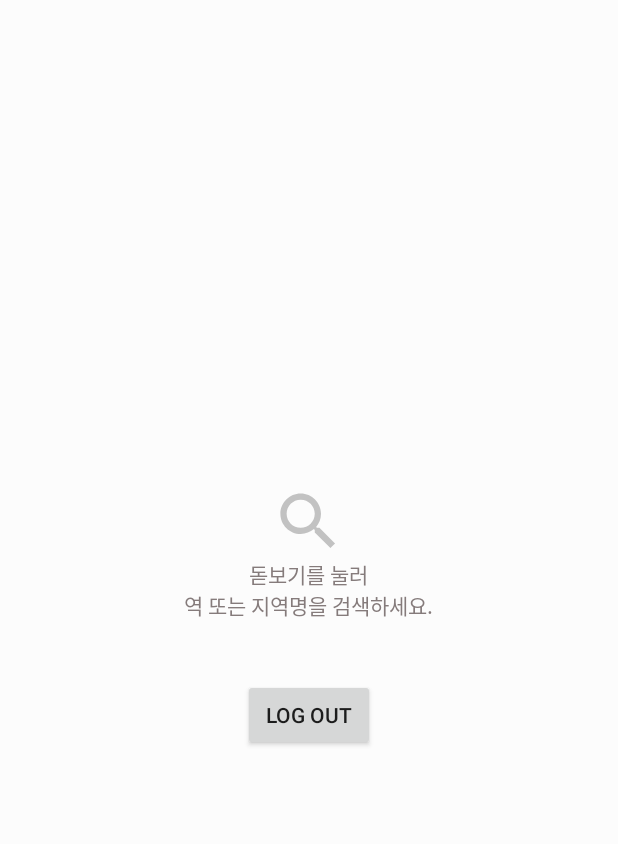
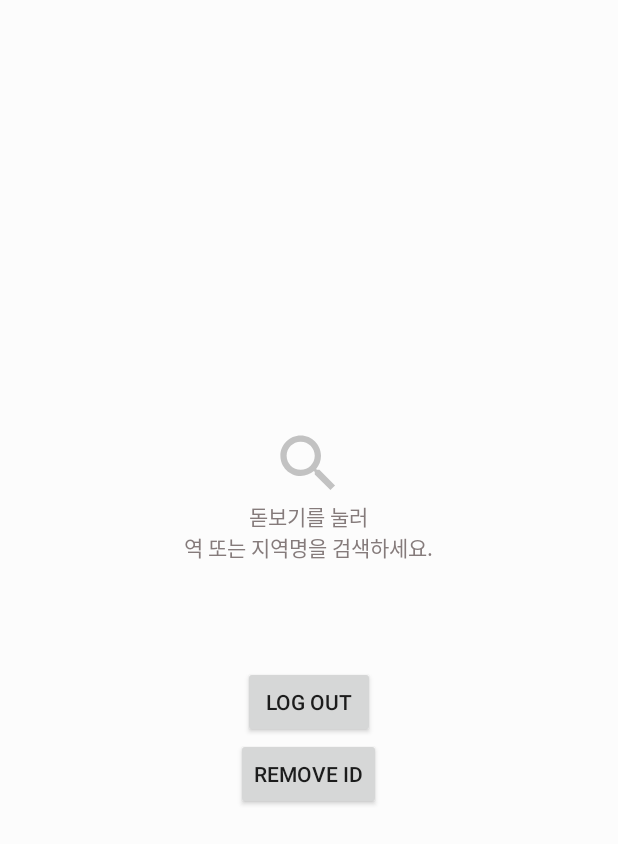
Before and after one commit to HanBI24/PublicData-Subway, an Android app: the screen it shows after launch once a user with an empty profile is signed in (MainActivity), on a phone screen of 412 x 824 dp. Shown: the top 844 px of the screen. Run offline under Robolectric (Android 15) with nearby library versions, the phone set to English and light mode, and no system bars; our stand-ins replace CircleImageView, Firebase (no records; nobody signed in at launch, a user with empty details on screens opened directly); libraries missing offline, so code that uses them is left out: com.gun0912.tedpermission, com.taishi.flipprogressdialog; pictures from the network do not load; 2 statements that could not run were skipped.

```diff
--- a/app/build.gradle
+++ b/app/build.gradle
@@ -27,6 +27,7 @@ dependencies {
     implementation 'androidx.appcompat:appcompat:1.2.0'
     implementation 'androidx.constraintlayout:constraintlayout:2.0.4'
     implementation 'com.google.firebase:firebase-core:18.0.0'
+    implementation 'com.google.firebase:firebase-database:16.0.4'
     testImplementation 'junit:junit:4.12'
     androidTestImplementation 'androidx.test.ext:junit:1.1.2'
     androidTestImplementation 'androidx.test.espresso:espresso-core:3.3.0'
--- a/app/src/main/java/hello/world/datagostation/MainActivity.java
+++ b/app/src/main/java/hello/world/datagostation/MainActivity.java
@@ -81,7 +81,8 @@ public class MainActivity extends AppCompatActivity implements GoogleApiClient.O
     SignInButton Google_Login;
     ImageView userImageView;
     TextView userName, userEmail;
-    Button LogOutBtn;
+    Button LogOutBtn, RemoveIdBtn;
+    private FirebaseUser currentUser;
 
     private static final int RC_SIGN_IN = 1000;
     private FirebaseAuth mAuth;
@@ -147,6 +148,7 @@ public class MainActivity extends AppCompatActivity implements GoogleApiClient.O
         userName = (TextView)findViewById(R.id.user_name);
         userEmail = (TextView)findViewById(R.id.user_email);
         LogOutBtn = (Button)findViewById(R.id.log_out_btn);
+        RemoveIdBtn = (Button)findViewById(R.id.remove_btn);
 
         LogOutBtn.setOnClickListener(new View.OnClickListener() {
             @Override
@@ -234,7 +236,7 @@ public class MainActivity extends AppCompatActivity implements GoogleApiClient.O
                         }else{
                             Toast.makeText(MainActivity.this, "구글 로그인 인증 성공", Toast.LENGTH_SHORT).show();
 
-                            FirebaseUser currentUser = mAuth.getCurrentUser();
+                            currentUser = mAuth.getCurrentUser();
 
                             if(currentUser!=null)
                             {
@@ -256,7 +258,7 @@ public class MainActivity extends AppCompatActivity implements GoogleApiClient.O
     public void LoadUserInfo(){
 
         // 자동 로그인 시스템 전역 변수로 설정해서 처리
-        FirebaseUser currentUser = mAuth.getCurrentUser();
+        currentUser = mAuth.getCurrentUser();
 
         if(currentUser!=null)
         {
@@ -289,6 +291,7 @@ public class MainActivity extends AppCompatActivity implements GoogleApiClient.O
 
             Google_Login.setVisibility(View.GONE);
             LogOutBtn.setVisibility(View.VISIBLE);
+            RemoveIdBtn.setVisibility(View.VISIBLE);
 
             userName.setText(uName);
             userEmail.setText(uEmail);
@@ -301,6 +304,16 @@ public class MainActivity extends AppCompatActivity implements GoogleApiClient.O
     @Override
     public void onConnectionFailed(@NonNull ConnectionResult connectionResult) {
 
+    }
+
+    public void RemoveID(View view) {
+        FirebaseUser user = FirebaseAuth.getInstance().getCurrentUser();
+        user.delete().addOnCompleteListener(new OnCompleteListener<Void>() {
+            @Override
+            public void onComplete(@NonNull Task<Void> task) {
+                Toast.makeText(MainActivity.this, "remove ID", Toast.LENGTH_SHORT).show();
+            }
+        });
     }
 
     private class SearchStationTask extends AsyncTask<Void, Void, Void> {
--- a/app/src/main/res/layout/activity_main.xml
+++ b/app/src/main/res/layout/activity_main.xml
@@ -38,7 +38,8 @@
             android:id="@+id/user_name"
             android:layout_width="wrap_content"
             android:layout_height="wrap_content"
-            android:visibility="gone"/>
+            android:visibility="gone"
+            android:layout_marginTop="30dp"/>
 
         <TextView
             android:id="@+id/user_email"
@@ -60,6 +61,14 @@
             android:layout_height="wrap_content"
             android:text="Log Out"
             android:visibility="gone"/>
+
+        <Button
+            android:id="@+id/remove_btn"
+            android:layout_width="wrap_content"
+            android:layout_height="wrap_content"
+            android:text="Remove ID"
+            android:visibility="gone"
+            android:onClick="RemoveID"/>
 
     </LinearLayout>
 
```
Also changed, not shown: app/src/main/java/hello/world/datagostation/GoogleMapClass.java (+95 -16 lines), app/src/main/java/hello/world/datagostation/OpinionData.java (added, +31 -0 lines), app/src/main/res/layout/activity_google_map_class.xml (+26 -6 lines).
